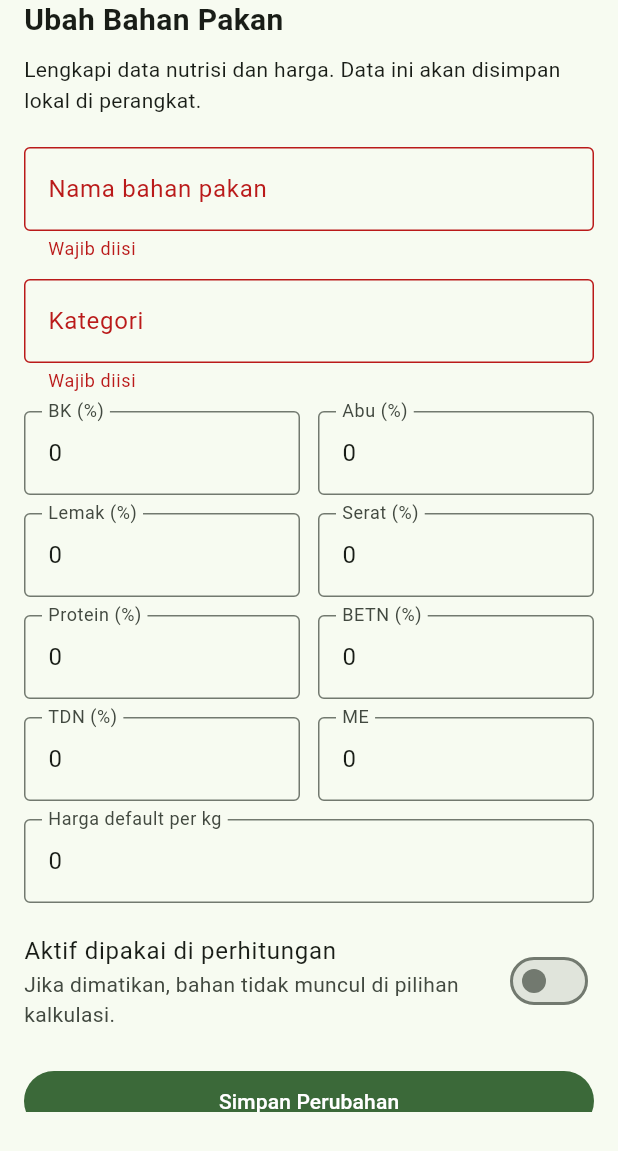
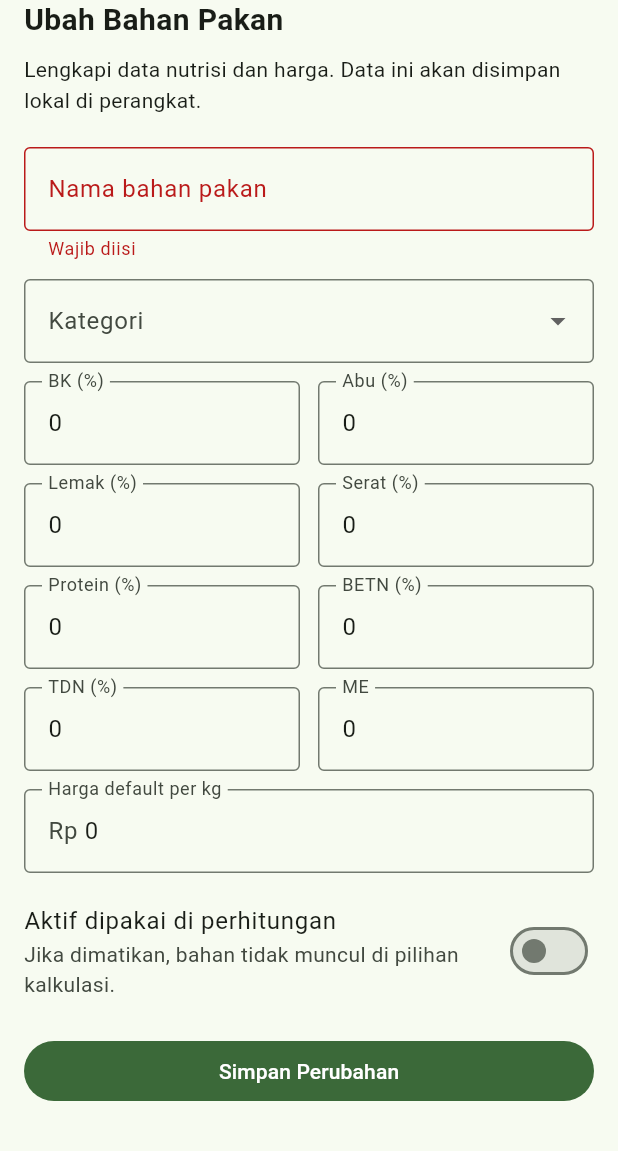
Before and after one commit to leanderarya/dipo-feed, a Flutter app: the _FormBahanPakanSheet widget shown alone on an empty page, opened directly with empty values, scrolled down 33 dp, after a tap on "Simpan Perubahan", on a phone screen of 412 x 824 dp. Shown: the top 1151 px of the screen. Run offline on Flutter 3.47's test engine with Material 3 defaults, Android fonts, the light colour scheme and no system bars; our stand-ins replace hive, hive_flutter; accounts and stored records are empty.

Commit message:
feat: improve Master Pakan form with dropdown categories and validation

```diff
--- a/lib/features/master_pakan/master_pakan_screen.dart
+++ b/lib/features/master_pakan/master_pakan_screen.dart
@@ -375,7 +375,6 @@ class _FormBahanPakanSheetState extends State<_FormBahanPakanSheet> {
   final _formKey = GlobalKey<FormState>();
 
   late final TextEditingController _namaController;
-  late final TextEditingController _kategoriController;
   late final TextEditingController _bkController;
   late final TextEditingController _abuController;
   late final TextEditingController _lemakController;
@@ -393,7 +392,6 @@ class _FormBahanPakanSheetState extends State<_FormBahanPakanSheet> {
     super.initState();
     final data = widget.initialData;
     _namaController = TextEditingController(text: data?.nama ?? '');
-    _kategoriController = TextEditingController(text: data?.kategori ?? '');
     _bkController = TextEditingController(text: _formatNumber(data?.bk));
     _abuController = TextEditingController(text: _formatNumber(data?.abu));
     _lemakController = TextEditingController(text: _formatNumber(data?.lemak));
@@ -405,13 +403,15 @@ class _FormBahanPakanSheetState extends State<_FormBahanPakanSheet> {
     _hargaController = TextEditingController(
       text: data == null ? '' : data.hargaDefault.toStringAsFixed(0),
     );
+    _selectedKategori = data?.kategori ?? 'hijauan';
     _isActive = data?.isActive ?? true;
   }
+
+  late String _selectedKategori;
 
   @override
   void dispose() {
     _namaController.dispose();
-    _kategoriController.dispose();
     _bkController.dispose();
     _abuController.dispose();
     _lemakController.dispose();
@@ -441,7 +441,7 @@ class _FormBahanPakanSheetState extends State<_FormBahanPakanSheet> {
       BahanPakan(
         id: widget.initialData?.id ?? widget.nextId,
         nama: _namaController.text.trim(),
-        kategori: _kategoriController.text.trim(),
+        kategori: _selectedKategori,
         bk: _parseNumber(_bkController.text),
         abu: _parseNumber(_abuController.text),
         lemak: _parseNumber(_lemakController.text),
@@ -510,10 +510,26 @@ class _FormBahanPakanSheetState extends State<_FormBahanPakanSheet> {
                       validator: _requiredValidator,
                     ),
                     const SizedBox(height: 12),
-                    _buildTextField(
-                      controller: _kategoriController,
-                      label: 'Kategori',
-                      validator: _requiredValidator,
+                    DropdownButtonFormField<String>(
+                      value: _selectedKategori,
+                      decoration: const InputDecoration(
+                        labelText: 'Kategori',
+                        border: OutlineInputBorder(),
+                      ),
+                      items: const [
+                        DropdownMenuItem(value: 'hijauan', child: Text('Hijauan (Rumput, Jerami, Daun)')),
+                        DropdownMenuItem(value: 'konsentrat', child: Text('Konsentrat (Pellet, Pollard, Mixfeed)')),
+                        DropdownMenuItem(value: 'limbah', child: Text('Limbah / Komboran (Ampas Tahu, dsb)')),
+                        DropdownMenuItem(value: 'energi', child: Text('Umbi / Energi (Singkong, dsb)')),
+                        DropdownMenuItem(value: 'lainnya', child: Text('Lainnya')),
+                      ],
+                      onChanged: (value) {
+                        if (value != null) {
+                          setState(() {
+                            _selectedKategori = value;
+                          });
+                        }
+                      },
                     ),
                     const SizedBox(height: 12),
                     Row(
@@ -522,6 +538,7 @@ class _FormBahanPakanSheetState extends State<_FormBahanPakanSheet> {
                           child: _buildNumberField(
                             controller: _bkController,
                             label: 'BK (%)',
+                            validator: _percentageValidator,
                           ),
                         ),
                         const SizedBox(width: 12),
@@ -529,6 +546,7 @@ class _FormBahanPakanSheetState extends State<_FormBahanPakanSheet> {
                           child: _buildNumberField(
                             controller: _abuController,
                             label: 'Abu (%)',
+                            validator: _percentageValidator,
                           ),
                         ),
                       ],
@@ -540,6 +558,7 @@ class _FormBahanPakanSheetState extends State<_FormBahanPakanSheet> {
                           child: _buildNumberField(
                             controller: _lemakController,
                             label: 'Lemak (%)',
+                            validator: _percentageValidator,
                           ),
                         ),
                         const SizedBox(width: 12),
@@ -547,6 +566,7 @@ class _FormBahanPakanSheetState extends State<_FormBahanPakanSheet> {
                           child: _buildNumberField(
                             controller: _seratController,
                             label: 'Serat (%)',
+                            validator: _percentageValidator,
                           ),
                         ),
                       ],
@@ -558,6 +578,7 @@ class _FormBahanPakanSheetState extends State<_FormBahanPakanSheet> {
                           child: _buildNumberField(
                             controller: _proteinController,
                             label: 'Protein (%)',
+                            validator: _percentageValidator,
                           ),
                         ),
                         const SizedBox(width: 12),
@@ -565,6 +586,7 @@ class _FormBahanPakanSheetState extends State<_FormBahanPakanSheet> {
                           child: _buildNumberField(
                             controller: _betnController,
                             label: 'BETN (%)',
+                            validator: _percentageValidator,
                           ),
                         ),
                       ],
@@ -576,6 +598,7 @@ class _FormBahanPakanSheetState extends State<_FormBahanPakanSheet> {
                           child: _buildNumberField(
                             controller: _tdnController,
                             label: 'TDN (%)',
+                            validator: _percentageValidator,
                           ),
                         ),
                         const SizedBox(width: 12),
@@ -591,6 +614,7 @@ class _FormBahanPakanSheetState extends State<_FormBahanPakanSheet> {
                     _buildNumberField(
                       controller: _hargaController,
                       label: 'Harga default per kg',
+                      prefixText: 'Rp ',
                     ),
                     const SizedBox(height: 12),
                     SwitchListTile(
@@ -631,6 +655,16 @@ class _FormBahanPakanSheetState extends State<_FormBahanPakanSheet> {
     return null;
   }
 
+  String? _percentageValidator(String? value) {
+    final req = _requiredValidator(value);
+    if (req != null) return req;
+
+    final num = double.tryParse(value!.replaceAll(',', '.'));
+    if (num == null) return 'Harus angka';
+    if (num < 0 || num > 100) return 'Rentang 0-100';
+    return null;
+  }
+
   Widget _buildTextField({
     required TextEditingController controller,
     required String label,
@@ -649,15 +683,18 @@ class _FormBahanPakanSheetState extends State<_FormBahanPakanSheet> {
   Widget _buildNumberField({
     required TextEditingController controller,
     required String label,
+    String? prefixText,
+    String? Function(String?)? validator,
   }) {
     return TextFormField(
       controller: controller,
       keyboardType: const TextInputType.numberWithOptions(decimal: true),
       decoration: InputDecoration(
         labelText: label,
+        prefixText: prefixText,
         border: const OutlineInputBorder(),
       ),
-      validator: _requiredValidator,
+      validator: validator ?? _requiredValidator,
     );
   }
 }
```
